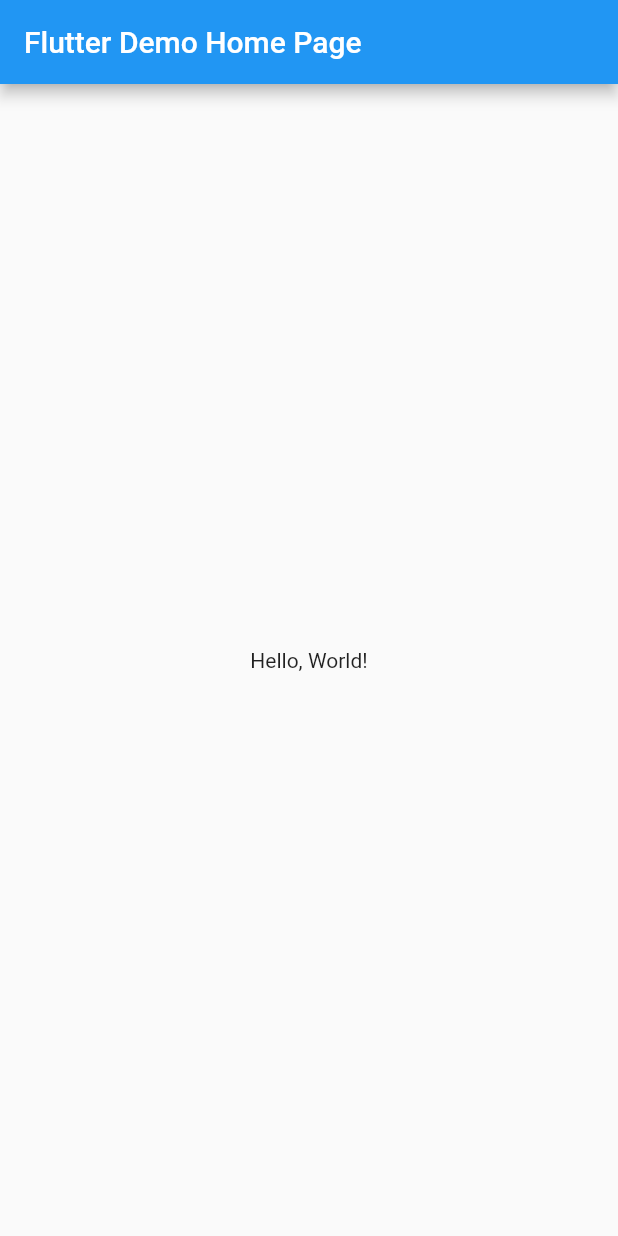
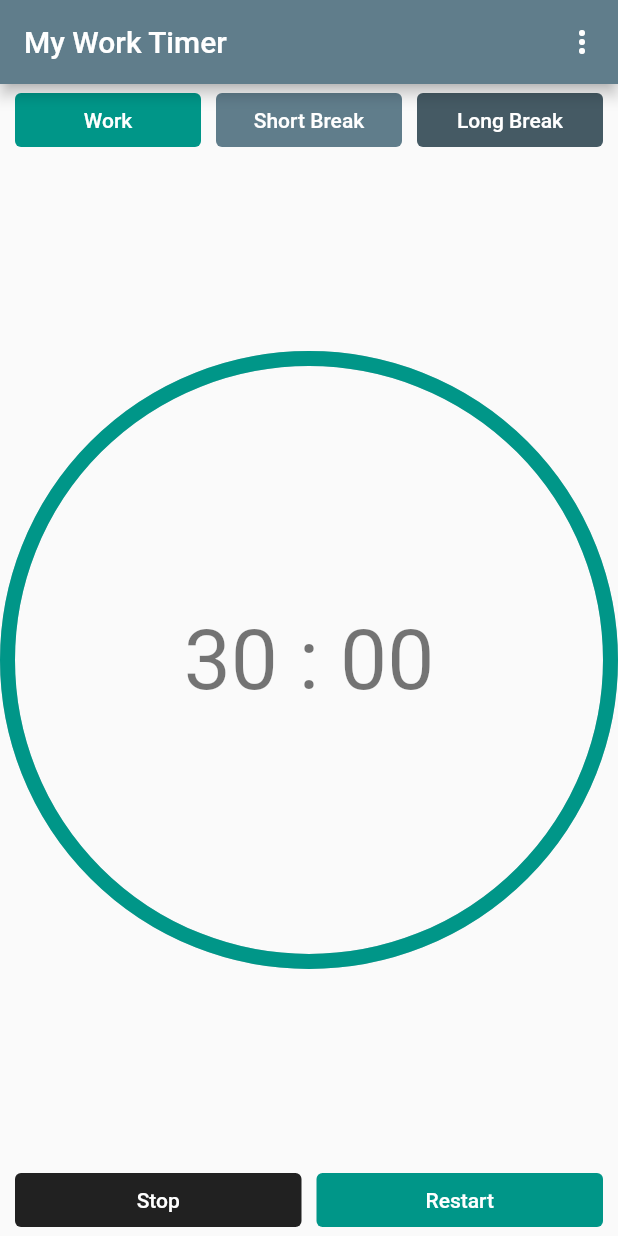
Before and after one commit to abdissa-png/flutter-timer, a Flutter app: the screen it shows after launch, on a phone screen of 412 x 824 dp. Run offline on Flutter 3.47's test engine with Material 2 defaults, Android fonts, the phone set to English and light mode, and no system bars; drawn by our look-alikes of percent_indicator; our stand-ins replace shared_preferences.

Commit message:
Timer app using flutter

```diff
--- a/lib/main.dart
+++ b/lib/main.dart
@@ -1,42 +1,19 @@
 import 'package:flutter/material.dart';
+import 'package:flutter/widgets.dart';
+import 'package:unitconverter/timerHomePage.dart';
 
-void main() => runApp(MyApp());
+void main() {
+  runApp(const MyApp());
+}
 
 class MyApp extends StatelessWidget {
   const MyApp({super.key});
-  // This widget is the root of your application.
   @override
   Widget build(BuildContext context) {
     return MaterialApp(
-      // Application name
-      title: 'Flutter Hello World',
-      // Application theme data, you can set the colors for the application as
-      // you want
-      theme: ThemeData(
-        primarySwatch: Colors.blue,
-      ),
-      // A widget which will be started on application startup
-      home: MyHomePage(title: 'Flutter Demo Home Page'),
-    );
+        title: 'My Work Timer',
+        debugShowCheckedModeBanner: false,
+        theme: ThemeData(primarySwatch: Colors.blueGrey),
+        home: TimerHomePage());
   }
 }
-
-class MyHomePage extends StatelessWidget {
-  final String title;
-  const MyHomePage({super.key, required this.title});
-
-  @override
-  Widget build(BuildContext context) {
-    return Scaffold(
-      appBar: AppBar(
-        // The title text which will be shown on the action bar
-        title: Text(title),
-      ),
-      body: Center(
-        child: Text(
-          'Hello, World!',
-        ),
-      ),
-    );
-  }
-}
--- /dev/null
+++ b/lib/models/timermodel.dart
@@ -0,0 +1,5 @@
+class TimerModel {
+  String time;
+  double percent;
+  TimerModel({required this.time, required this.percent});
+}
--- /dev/null
+++ b/lib/timer.dart
@@ -0,0 +1,73 @@
+import 'dart:async';
+import './models/timermodel.dart';
+import 'package:shared_preferences/shared_preferences.dart';
+
+class CountDownTimer {
+  late double _percent;
+  bool _isActive = false;
+  int work = 30;
+  int shortBreak = 5;
+  int longBreak = 20;
+  void startWork() {
+    readSettings();
+    _percent = 1;
+    _time = Duration(minutes: this.work, seconds: 0);
+    _fullTime = _time;
+  }
+
+  void startBreak(bool isShort) {
+    readSettings();
+    _percent = 1;
+    _time = Duration(minutes: (isShort) ? shortBreak : longBreak, seconds: 0);
+    _fullTime = _time;
+  }
+
+  late Timer timer;
+  late Duration _time;
+  late Duration _fullTime;
+  double get percent => _percent;
+  Duration get time => _time;
+  String returnTime(Duration t) {
+    String minutes = (t.inMinutes < 10)
+        ? '0' + t.inMinutes.toString()
+        : t.inMinutes.toString();
+    int numSeconds = t.inSeconds - (t.inMinutes * 60);
+    String seconds =
+        (numSeconds < 10) ? '0' + numSeconds.toString() : numSeconds.toString();
+    return '$minutes : $seconds';
+  }
+
+  Stream<TimerModel> stream() async* {
+    yield* Stream.periodic(Duration(seconds: 1), (int a) {
+      String time;
+      if (_isActive) {
+        _time = _time - Duration(seconds: 1);
+        _percent = _time.inSeconds / _fullTime.inSeconds;
+        if (_time.inSeconds <= 0) {
+          _isActive = false;
+        }
+      }
+      time = returnTime(_time);
+      return TimerModel(time: time, percent: _percent);
+    });
+  }
+
+  void stopTimer() {
+    this._isActive = false;
+  }
+
+  void startTimer() {
+    if (!this._isActive && (_time.inSeconds > 0)) {
+      this._isActive = true;
+    }
+  }
+
+  Future readSettings() async {
+    SharedPreferences prefs = await SharedPreferences.getInstance();
+    work = (prefs.getInt('workTime') == null) ? 30 : prefs.getInt('workTime')!;
+    shortBreak =
+        (prefs.getInt('shortBreak') == null) ? 5 : prefs.getInt('shortBreak')!;
+    longBreak =
+        (prefs.getInt('longBreak') == null) ? 20 : prefs.getInt('longBreak')!;
+  }
+}
--- /dev/null
+++ b/lib/timerHomePage.dart
@@ -0,0 +1,133 @@
+import 'package:flutter/material.dart';
+import 'package:flutter/widgets.dart';
+import 'package:percent_indicator/circular_percent_indicator.dart';
+import 'package:unitconverter/models/timermodel.dart';
+import 'package:unitconverter/settings.dart';
+import 'package:unitconverter/timer.dart';
+import 'package:unitconverter/widgets/productivityButton.dart';
+import 'package:percent_indicator/percent_indicator.dart';
+
+class TimerHomePage extends StatelessWidget {
+  final double defaultPadding = 5.0;
+  final CountDownTimer timer = CountDownTimer();
+  final List<PopupMenuItem<String>> menuItems = [
+    PopupMenuItem(value: 'Settings', child: Text("Settings"))
+  ];
+  TimerHomePage({super.key}) {
+    timer.startWork();
+  }
+  void goToSettings(BuildContext context) {
+    Navigator.push(
+        context, MaterialPageRoute(builder: (context) => SettingsScreen()));
+  }
+
+  @override
+  Widget build(BuildContext context) {
+    return Scaffold(
+      appBar: AppBar(title: Text("My Work Timer"), actions: [
+        PopupMenuButton<String>(
+          itemBuilder: (context) {
+            return menuItems.toList();
+          },
+          onSelected: (value) {
+            if (value == 'Settings') {
+              goToSettings(context);
+            }
+          },
+        )
+      ]),
+      body: LayoutBuilder(builder: (context, constraints) {
+        final double availableWidth = constraints.maxWidth;
+        final double availableHeight = constraints.maxHeight;
+        return Center(
+          child: Column(
+            mainAxisAlignment: MainAxisAlignment.spaceBetween,
+            children: [
+              Row(
+                children: [
+                  Padding(padding: EdgeInsets.all(defaultPadding)),
+                  Expanded(
+                    child: ProductivityButton(
+                        color: Color(0xff009688),
+                        text: "Work",
+                        onPressed: () => timer.startWork()),
+                  ),
+                  Padding(padding: EdgeInsets.all(defaultPadding)),
+                  Expanded(
+                    child: ProductivityButton(
+                        color: Color(0xff607D8B),
+                        text: "Short Break",
+                        onPressed: () => timer.startBreak(true)),
+                  ),
+                  Padding(padding: EdgeInsets.all(defaultPadding)),
+                  Expanded(
+                    child: ProductivityButton(
+                        color: Color(0xff455A64),
+                        text: "Long Break",
+                        onPressed: () => timer.startBreak(false)),
+                  ),
+                  Padding(padding: EdgeInsets.all(defaultPadding)),
+                ],
+              ),
+              StreamBuilder<Object>(
+                  initialData: '00:00',
+                  stream: timer.stream(),
+                  builder: (context, snapshot) {
+                    TimerModel timer = (snapshot.data == "00:00")
+                        ? TimerModel(time: "00:00", percent: 1)
+                        : snapshot.data as TimerModel;
+                    return OrientationBuilder(builder: (context, orientaion) {
+                      if (MediaQuery.of(context).orientation ==
+                          Orientation.portrait) {
+                        return Expanded(
+                          child: CircularPercentIndicator(
+                            radius: availableWidth / 2,
+                            lineWidth: 10.0,
+                            percent: timer.percent,
+                            center: Text(timer.time,
+                                style:
+                                    Theme.of(context).textTheme.displayMedium),
+                            progressColor: Color(0xff009688),
+                          ),
+                        );
+                      } else {
+                        return Expanded(
+                          child: CircularPercentIndicator(
+                            radius: availableHeight / 3.2,
+                            lineWidth: 10.0,
+                            percent: timer.percent,
+                            center: Text(timer.time,
+                                style:
+                                    Theme.of(context).textTheme.displayMedium),
+                            progressColor: Color(0xff009688),
+                          ),
+                        );
+                      }
+                    });
+                  }),
+              Row(
+                children: [
+                  Padding(padding: EdgeInsets.all(defaultPadding)),
+                  Expanded(
+                      child: ProductivityButton(
+                          color: Color(0xff212121),
+                          text: "Stop",
+                          onPressed: () => timer.stopTimer())),
+                  Padding(padding: EdgeInsets.all(defaultPadding)),
+                  Expanded(
+                      child: ProductivityButton(
+                          color: Color(0xff009688),
+                          text: "Restart",
+                          onPressed: () => timer.startTimer())),
+                  Padding(padding: EdgeInsets.all(defaultPadding)),
+                ],
+              )
+            ],
+          ),
+        );
+      }),
+    );
+  }
+}
+
+void emptyMethod() {}
--- /dev/null
+++ b/lib/widgets/productivityButton.dart
@@ -0,0 +1,24 @@
+import 'package:flutter/material.dart';
+
+class ProductivityButton extends StatelessWidget {
+  final Color color;
+  final String text;
+  // final double? size;
+  final VoidCallback onPressed;
+  const ProductivityButton(
+      {super.key,
+      required this.color,
+      required this.text,
+      // this.size,
+      required this.onPressed});
+  @override
+  Widget build(BuildContext context) {
+    return TextButton(
+      child: Text(this.text, style: TextStyle(color: Colors.white)),
+      onPressed: this.onPressed,
+      style: TextButton.styleFrom(
+        backgroundColor: this.color,
+      ),
+    );
+  }
+}
--- a/pubspec.yaml
+++ b/pubspec.yaml
@@ -19,6 +19,8 @@ environment:
 dependencies:
   flutter:
     sdk: flutter
+  percent_indicator: ^4.2.3
+  shared_preferences: ^2.0.18
 
 dev_dependencies:
   flutter_test:
```
Also changed, not shown: lib/settings.dart (added, +194 -0 lines), lib/widgets/settingButton.dart (added, +29 -0 lines).
